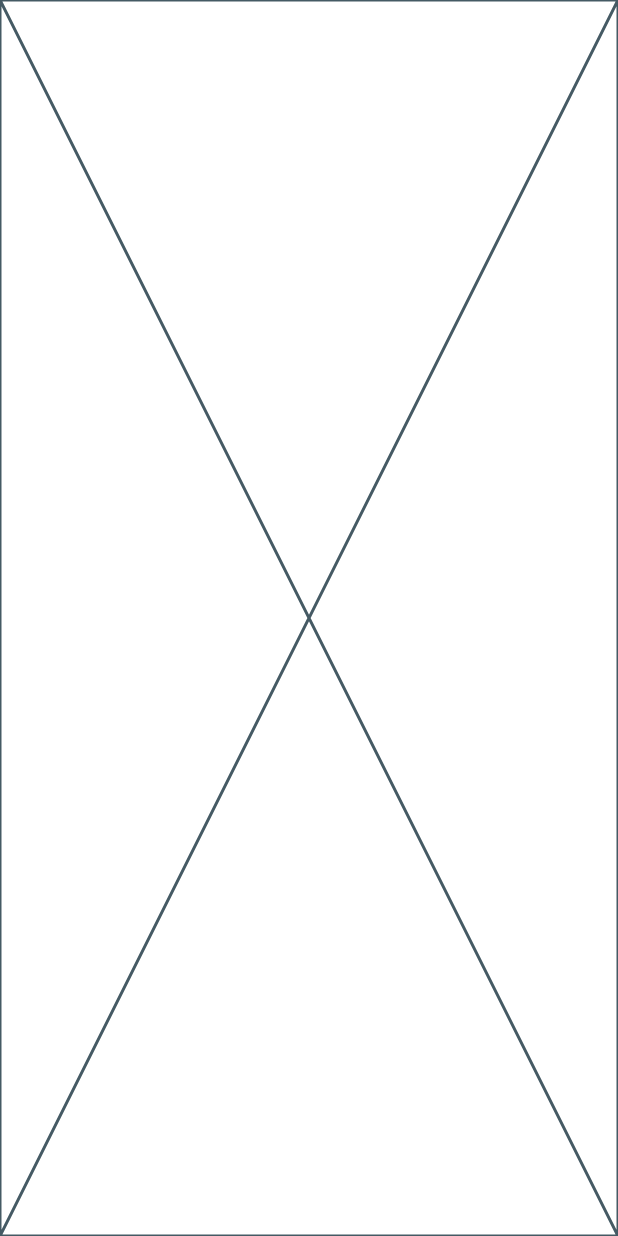
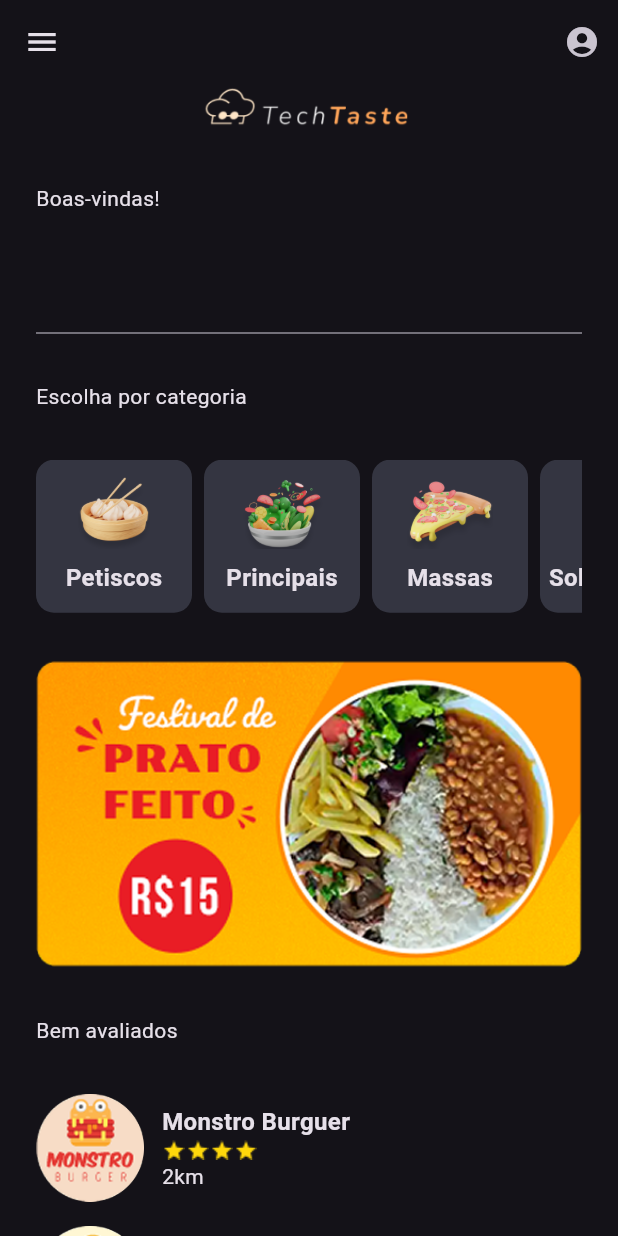
Before and after one commit to brianrecoba/imersao-alura-techtaste, a Flutter app: the screen it shows after launch, after a tap on "Bora!", on a phone screen of 412 x 824 dp. Run offline on Flutter 3.47's test engine with Material 3 defaults, Android fonts, the phone set to English and light mode, and no system bars.

Commit message:
feat: finish 2 video

```diff
--- /dev/null
+++ b/lib/data/categories_data.dart
@@ -0,0 +1,9 @@
+abstract class CategoriesData {
+  static List<String> listCategories = [
+    "Petiscos",
+    "Principais",
+    "Massas",
+    "Sobremesas",
+    "Bebidas"
+  ];
+}
--- /dev/null
+++ b/lib/data/restaurant_data.dart
@@ -0,0 +1,19 @@
+import 'dart:convert';
+
+import 'package:flutter/material.dart';
+import 'package:flutter/services.dart';
+import 'package:mobile_mobile_techtaste/model/restaurant.dart';
+
+class RestaurantData extends ChangeNotifier {
+  List<Restaurant> listRestaurant = [];
+  Future<void> getRestaurant() async {
+    String jsonString = await rootBundle.loadString('assets/data.json');
+    Map<String, dynamic> data = json.decode(jsonString);
+    List<dynamic> restaurantsData = data['restaurants'];
+
+    for (var restaurantData in restaurantsData) {
+      Restaurant restaurant = Restaurant.fromMap(restaurantData);
+      listRestaurant.add(restaurant);
+    }
+  }
+}
--- a/lib/home/home_screen.dart
+++ b/lib/home/home_screen.dart
@@ -1,10 +1,69 @@
 import 'package:flutter/material.dart';
+import 'package:mobile_mobile_techtaste/data/categories_data.dart';
+import 'package:mobile_mobile_techtaste/data/restaurant_data.dart';
+import 'package:mobile_mobile_techtaste/home/widgets/category_widget.dart';
+import 'package:mobile_mobile_techtaste/home/widgets/restaurant_widget.dart';
+import 'package:mobile_mobile_techtaste/model/restaurant.dart';
+import 'package:provider/provider.dart';
 
 class HomeScreen extends StatelessWidget {
   const HomeScreen({super.key});
 
   @override
   Widget build(BuildContext context) {
-    return const Placeholder();
+    RestaurantData restaurantData = Provider.of<RestaurantData>(context);
+    return Scaffold(
+      drawer: const Drawer(),
+      appBar: AppBar(
+        actions: [
+          IconButton(
+              onPressed: () {}, icon: const Icon(Icons.account_circle_rounded))
+        ],
+      ),
+      body: Padding(
+        padding: const EdgeInsets.symmetric(horizontal: 24),
+        child: SingleChildScrollView(
+          child: Column(
+            crossAxisAlignment: CrossAxisAlignment.start,
+            spacing: 32,
+            children: [
+              Center(
+                child: Image.asset(
+                  'assets/logo.png',
+                  width: 147,
+                ),
+              ),
+              const Text("Boas-vindas!"),
+              TextFormField(),
+              const Text('Escolha por categoria'),
+              SingleChildScrollView(
+                scrollDirection: Axis.horizontal,
+                child: Row(
+                  spacing: 8,
+                  children: List.generate(CategoriesData.listCategories.length,
+                      (index) {
+                    return CategoryWidget(
+                        category: CategoriesData.listCategories[index]);
+                  }),
+                ),
+              ),
+              Image.asset('assets/banners/banner_promo.png'),
+              const Text('Bem avaliados'),
+              Column(
+                spacing: 16,
+                children: List.generate(restaurantData.listRestaurant.length,
+                    (index) {
+                  Restaurant restaurant = restaurantData.listRestaurant[index];
+                  return RestaurantWidget(restaurant: restaurant);
+                }),
+              ),
+              const SizedBox(
+                height: 64,
+              )
+            ],
+          ),
+        ),
+      ),
+    );
   }
 }
--- /dev/null
+++ b/lib/home/widgets/category_widget.dart
@@ -0,0 +1,35 @@
+import 'package:flutter/material.dart';
+import 'package:mobile_mobile_techtaste/ui/_core/app_colors.dart';
+
+class CategoryWidget extends StatelessWidget {
+  final String category;
+  const CategoryWidget({super.key, required this.category});
+
+  @override
+  Widget build(BuildContext context) {
+    return Container(
+      width: 104,
+      height: 102,
+      decoration: BoxDecoration(
+        color: AppColors.lightBackgroundColor,
+        borderRadius: BorderRadius.circular(12),
+      ),
+      child: Column(
+        crossAxisAlignment: CrossAxisAlignment.center,
+        mainAxisAlignment: MainAxisAlignment.center,
+        mainAxisSize: MainAxisSize.min,
+        spacing: 8,
+        children: [
+          Image.asset(
+            'assets/categories/${category.toLowerCase()}.png',
+            height: 48,
+          ),
+          Text(
+            category,
+            style: const TextStyle(fontSize: 16, fontWeight: FontWeight.bold),
+          )
+        ],
+      ),
+    );
+  }
+}
--- /dev/null
+++ b/lib/home/widgets/restaurant_widget.dart
@@ -0,0 +1,38 @@
+import 'package:flutter/material.dart';
+import 'package:mobile_mobile_techtaste/model/restaurant.dart';
+
+class RestaurantWidget extends StatelessWidget {
+  final Restaurant restaurant;
+  const RestaurantWidget({super.key, required this.restaurant});
+
+  @override
+  Widget build(BuildContext context) {
+    return Row(
+      spacing: 12,
+      children: [
+        Image.asset(
+          'assets/${restaurant.imagePath}',
+          width: 72,
+        ),
+        Column(
+          crossAxisAlignment: CrossAxisAlignment.start,
+          children: [
+            Text(
+              restaurant.name,
+              style: const TextStyle(fontWeight: FontWeight.bold, fontSize: 16),
+            ),
+            Row(
+              children: List.generate(restaurant.stars.toInt(), (index) {
+                return Image.asset(
+                  'assets/others/star.png',
+                  width: 16,
+                );
+              }),
+            ),
+            Text('${restaurant.distance}km'),
+          ],
+        ),
+      ],
+    );
+  }
+}
--- a/lib/main.dart
+++ b/lib/main.dart
@@ -1,9 +1,23 @@
 import 'package:flutter/material.dart';
+import 'package:mobile_mobile_techtaste/data/restaurant_data.dart';
 import 'package:mobile_mobile_techtaste/ui/splash/splash_screen.dart';
 import 'package:mobile_mobile_techtaste/ui/_core/app_theme.dart';
+import 'package:provider/provider.dart';
 
-void main() {
-  runApp(MyApp());
+void main() async {
+  WidgetsFlutterBinding.ensureInitialized();
+  RestaurantData restaurantData = RestaurantData();
+  await restaurantData.getRestaurant();
+  runApp(
+    MultiProvider(
+      providers: [
+        ChangeNotifierProvider(create: (context) {
+          return restaurantData;
+        })
+      ],
+      child: const MyApp(),
+    ),
+  );
 }
 
 class MyApp extends StatelessWidget {
--- /dev/null
+++ b/lib/model/restaurant.dart
@@ -0,0 +1,46 @@
+class Restaurant {
+  String id;
+  String imagePath;
+  String name;
+  String description;
+  double stars;
+  int distance;
+  List<String> categories;
+
+  Restaurant(
+      {required this.id,
+      required this.imagePath,
+      required this.name,
+      required this.description,
+      required this.stars,
+      required this.distance,
+      required this.categories});
+
+  Map<String, dynamic> toMap() {
+    return {
+      'id': id,
+      'imagePath': imagePath,
+      'name': name,
+      'description': description,
+      'stars': stars,
+      'distance': distance,
+      'categories': categories
+    };
+  }
+
+  factory Restaurant.fromMap(Map<String, dynamic> map) {
+    return Restaurant(
+      id: map['id'],
+      imagePath: map['imagePath'],
+      name: map['name'],
+      description: map['description'],
+      stars: map['stars'],
+      distance: map['distance'],
+      categories: List<String>.from(map['categories']),
+    );
+  }
+  @override
+  String toString() {
+    return 'Restaurant(id: $id, imagePath: $imagePath, name: $name, description: $description, starts: $stars, distance: $distance, categories: $categories)';
+  }
+}
--- a/pubspec.yaml
+++ b/pubspec.yaml
@@ -35,6 +35,7 @@ dependencies:
   # The following adds the Cupertino Icons font to your application.
   # Use with the CupertinoIcons class for iOS style icons.
   cupertino_icons: ^1.0.6
+  provider: ^6.1.4
 
 dev_dependencies:
   flutter_test:
```
Also changed, not shown: pubspec.lock.
